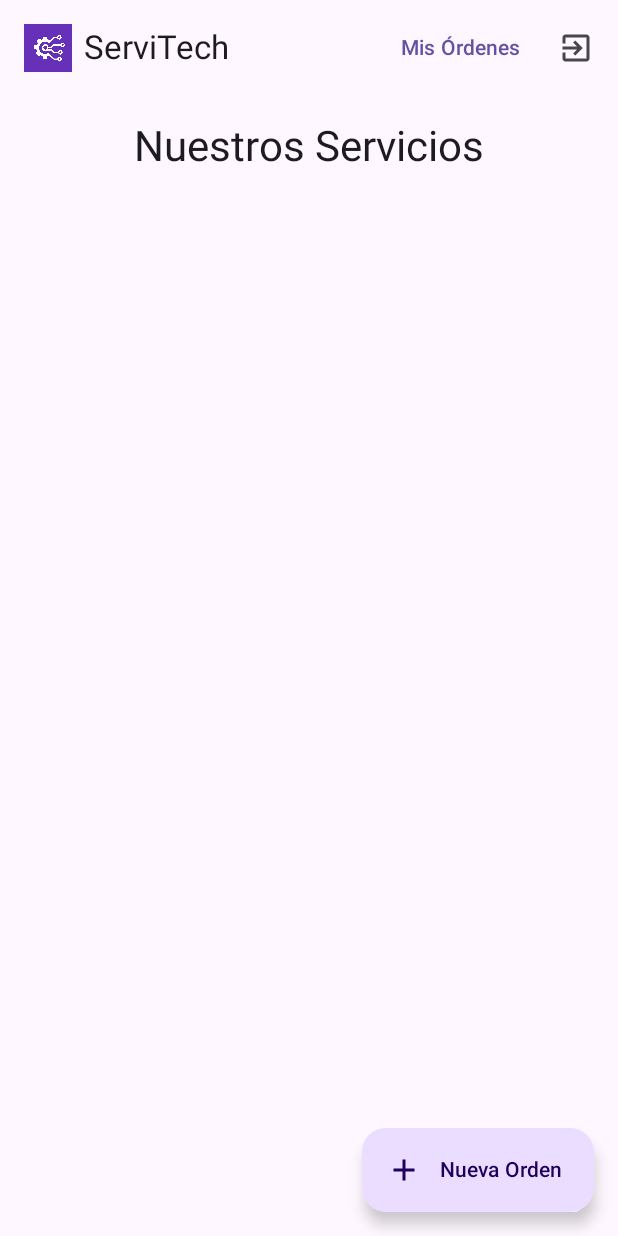
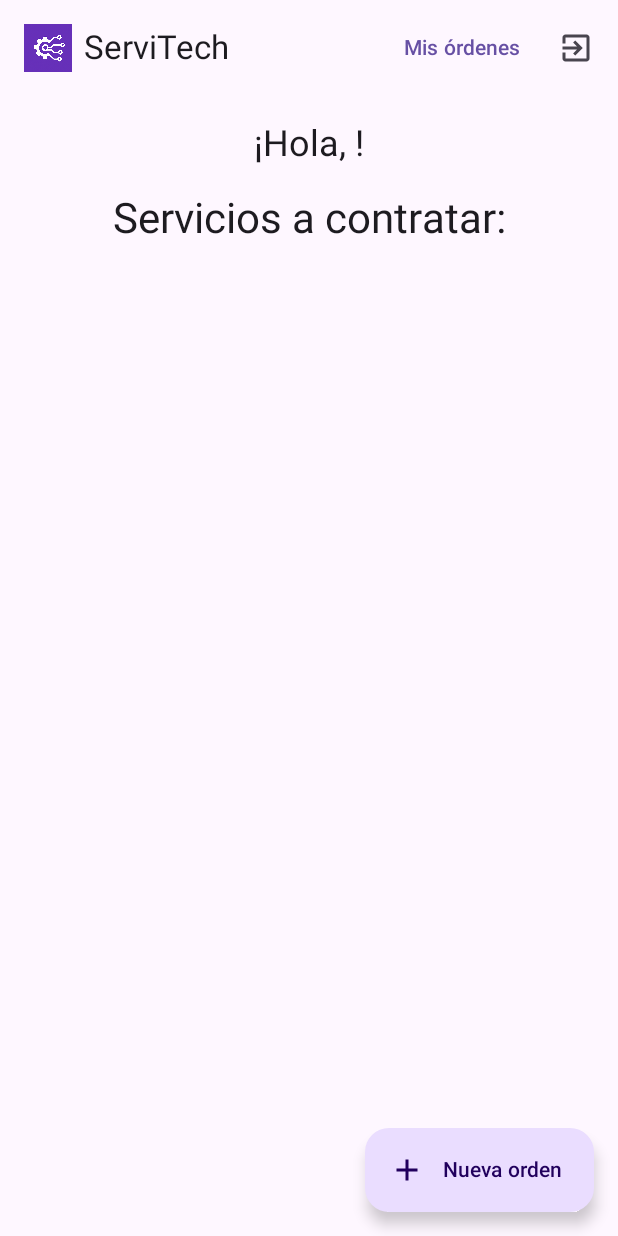
Before and after one commit to Carlospobletep99/Eval2, an Android app built with Jetpack Compose: the MainActivity screen opened directly, with no data from a screen before it, on a phone screen of 412 x 824 dp. Run offline under Robolectric (Android 15) with nearby library versions, the phone set to English and light mode, and no system bars; our stand-ins replace Room's generated code.

```diff
--- a/app/src/main/java/com/example/eval2/MainActivity.kt
+++ b/app/src/main/java/com/example/eval2/MainActivity.kt
@@ -67,7 +67,7 @@ class MainActivity : ComponentActivity() {
                 if (showLogoutDialog) {
                     AlertDialog(
                         onDismissRequest = { showLogoutDialog = false },
-                        title = { Text("Confirmar Cierre de Sesión") },
+                        title = { Text("Confirmar cierre de sesión") },
                         text = { Text("¿Estás seguro de que quieres cerrar sesión?") },
                         confirmButton = {
                             Button(onClick = { logoutAction() }) {
@@ -109,7 +109,7 @@ class MainActivity : ComponentActivity() {
                                     ExtendedFloatingActionButton(
                                         onClick = { nav.navigate("order/new") },
                                         icon = { Icon(Icons.Filled.Add, "Nueva orden") },
-                                        text = { Text("Nueva Orden") }
+                                        text = { Text("Nueva orden") }
                                     )
                                 }
                             }
@@ -120,7 +120,7 @@ class MainActivity : ComponentActivity() {
                                 modifier = Modifier.padding(inner)
                             ) {
                                 composable("main_screen") {
-                                    ServiceListScreen(vm = serviceVM, modoTecnico = modoTecnico, nav = nav)
+                                    ServiceListScreen(vm = serviceVM, modoTecnico = modoTecnico, nav = nav, clientName = if (!modoTecnico) userName else null)
                                 }
                                 composable("service/new") {
                                     ServiceCreateScreen(vm = serviceVM, serviceId = null) { nav.popBackStack() }
@@ -188,11 +188,11 @@ fun TopBar(nav: NavController, modoTecnico: Boolean, onLogoutClick: () -> Unit)
         actions = {
             if (currentRoute == "main_screen" && !modoTecnico) {
                 TextButton(onClick = { nav.navigate("orders") }) {
-                    Text("Mis Órdenes")
+                    Text("Mis órdenes")
                 }
             }
             IconButton(onClick = onLogoutClick) {
-                Icon(imageVector = Icons.Default.ExitToApp, contentDescription = "Cerrar Sesión")
+                Icon(imageVector = Icons.Default.ExitToApp, contentDescription = "Cerrar sesión")
             }
         }
     )
--- a/app/src/main/java/com/example/eval2/RegisterActivity.kt
+++ b/app/src/main/java/com/example/eval2/RegisterActivity.kt
@@ -89,7 +89,7 @@ class RegisterActivity : ComponentActivity() {
                         OutlinedTextField(value = password, onValueChange = { password = it; passwordError = null }, label = { Text("Contraseña") }, modifier = Modifier.fillMaxWidth(), isError = passwordError != null, visualTransformation = PasswordVisualTransformation())
                         passwordError?.let { Text(it, color = MaterialTheme.colorScheme.error, style = MaterialTheme.typography.bodySmall) }
                         Spacer(modifier = Modifier.height(8.dp))
-                        OutlinedTextField(value = confirmPassword, onValueChange = { confirmPassword = it; confirmPasswordError = null }, label = { Text("Confirmar Contraseña") }, modifier = Modifier.fillMaxWidth(), isError = confirmPasswordError != null, visualTransformation = PasswordVisualTransformation())
+                        OutlinedTextField(value = confirmPassword, onValueChange = { confirmPassword = it; confirmPasswordError = null }, label = { Text("Confirmar contraseña") }, modifier = Modifier.fillMaxWidth(), isError = confirmPasswordError != null, visualTransformation = PasswordVisualTransformation())
                         confirmPasswordError?.let { Text(it, color = MaterialTheme.colorScheme.error, style = MaterialTheme.typography.bodySmall) }
                         Spacer(modifier = Modifier.height(16.dp))
                         Button(
@@ -106,7 +106,7 @@ class RegisterActivity : ComponentActivity() {
                                         if (userDao.findByEmail(email) == null) {
                                             val user = User(firstName = firstName, lastName = lastName, email = email, passwordHash = password, role = "cliente")
                                             userDao.insert(user)
-                                            Toast.makeText(context, "Registro Exitoso.", Toast.LENGTH_SHORT).show()
+                                            Toast.makeText(context, "Registro exitoso.", Toast.LENGTH_SHORT).show()
                                             finish()
                                         } else {
                                             emailError = "El correo ya está registrado."
--- a/app/src/main/java/com/example/eval2/view/screens/OrderFormScreen.kt
+++ b/app/src/main/java/com/example/eval2/view/screens/OrderFormScreen.kt
@@ -25,7 +25,7 @@ fun OrderFormScreen(vm: OrderViewModel, serviceVM: ServiceViewModel, userId: Int
 
     Column(Modifier.padding(16.dp), verticalArrangement = Arrangement.spacedBy(12.dp)) {
 
-        Text("Nueva Orden de Servicio", style = MaterialTheme.typography.headlineMedium, modifier = Modifier.align(Alignment.CenterHorizontally))
+        Text("Nueva orden de servicio:", style = MaterialTheme.typography.headlineMedium, modifier = Modifier.align(Alignment.CenterHorizontally))
 
         OutlinedTextField(
             value = st.clientName, onValueChange = {},
@@ -55,7 +55,7 @@ fun OrderFormScreen(vm: OrderViewModel, serviceVM: ServiceViewModel, userId: Int
 
         OutlinedTextField(
             value = st.scheduleDate, onValueChange = vm::onDateChange,
-            label = { Text("Fecha (yyyy-MM-dd)") }, isError = st.errors.scheduleDate != null,
+            label = { Text("Fecha (AAAA-MM-DD)") }, isError = st.errors.scheduleDate != null,
             supportingText = { st.errors.scheduleDate?.let { Text(it, color = MaterialTheme.colorScheme.error) } },
             modifier = Modifier.fillMaxWidth()
         )
--- a/app/src/main/java/com/example/eval2/view/screens/ServiceCreateScreen.kt
+++ b/app/src/main/java/com/example/eval2/view/screens/ServiceCreateScreen.kt
@@ -34,9 +34,9 @@ fun ServiceCreateScreen(vm: ServiceViewModel, serviceId: Int?, onSaved: () -> Un
         modifier = Modifier.fillMaxSize().padding(16.dp),
         verticalArrangement = Arrangement.Center
     ) {
-        Text(if (serviceId == null) "Nuevo Servicio" else "Editar Servicio", style = MaterialTheme.typography.headlineMedium)
+        Text(if (serviceId == null) "Nuevo servicio:" else "Editar servicio", style = MaterialTheme.typography.headlineMedium)
         Spacer(modifier = Modifier.height(16.dp))
-        OutlinedTextField(value = name, onValueChange = { name = it }, label = { Text("Nombre del Servicio") }, modifier = Modifier.fillMaxWidth())
+        OutlinedTextField(value = name, onValueChange = { name = it }, label = { Text("Nombre del servicio") }, modifier = Modifier.fillMaxWidth())
         Spacer(modifier = Modifier.height(8.dp))
         OutlinedTextField(value = price, onValueChange = { price = it }, label = { Text("Precio") }, modifier = Modifier.fillMaxWidth())
         Spacer(modifier = Modifier.height(8.dp))
@@ -52,6 +52,6 @@ fun ServiceCreateScreen(vm: ServiceViewModel, serviceId: Int?, onSaved: () -> Un
                 }
                 onSaved()
             }
-        }, modifier = Modifier.fillMaxWidth()) { Text("Guardar Servicio") }
+        }, modifier = Modifier.fillMaxWidth()) { Text("Guardar servicio") }
     }
 }
--- a/app/src/main/java/com/example/eval2/view/screens/ServiceListScreen.kt
+++ b/app/src/main/java/com/example/eval2/view/screens/ServiceListScreen.kt
@@ -13,11 +13,16 @@ import com.example.eval2.model.Service
 import com.example.eval2.viewmodel.ServiceViewModel
 
 @Composable
-fun ServiceListScreen(vm: ServiceViewModel, modoTecnico: Boolean, nav: NavController) {
+fun ServiceListScreen(
+    vm: ServiceViewModel,
+    modoTecnico: Boolean,
+    nav: NavController,
+    clientName: String? = null
+) {
     if (modoTecnico) {
         TechnicianDashboard(vm = vm, nav = nav)
     } else {
-        ClientServiceList(vm = vm)
+        ClientServiceList(vm = vm, clientName = clientName)
     }
 }
 
@@ -49,17 +54,19 @@ fun TechnicianDashboard(vm: ServiceViewModel, nav: NavController) {
         modifier = Modifier.fillMaxSize().padding(16.dp),
         horizontalAlignment = Alignment.CenterHorizontally
     ) {
-        Text("Panel de Técnico", style = MaterialTheme.typography.headlineMedium)
+        Text("Panel de técnico", style = MaterialTheme.typography.headlineMedium)
         Spacer(modifier = Modifier.height(16.dp))
         Row(horizontalArrangement = Arrangement.SpaceAround, modifier = Modifier.fillMaxWidth()){
              Button(onClick = { nav.navigate("service/new") }) {
-                Text("Crear Servicio")
+                Text("Crear servicio")
             }
             Button(onClick = { nav.navigate("orders") }) {
                 Text("Ver Órdenes")
             }
         }
         Spacer(modifier = Modifier.height(16.dp))
+        Text("Servicios a ofrecer:", style = MaterialTheme.typography.titleMedium)
+        Spacer(modifier = Modifier.height(8.dp))
         LazyColumn(verticalArrangement = Arrangement.spacedBy(8.dp)) {
             items(services) { s ->
                 ElevatedCard(modifier = Modifier.fillMaxWidth()) {
@@ -83,7 +90,7 @@ fun TechnicianDashboard(vm: ServiceViewModel, nav: NavController) {
 }
 
 @Composable
-fun ClientServiceList(vm: ServiceViewModel) {
+fun ClientServiceList(vm: ServiceViewModel, clientName: String?) {
     val services by vm.services.collectAsState()
     LaunchedEffect(Unit) { vm.cargar() }
 
@@ -91,7 +98,11 @@ fun ClientServiceList(vm: ServiceViewModel) {
         modifier = Modifier.fillMaxSize().padding(16.dp),
         horizontalAlignment = Alignment.CenterHorizontally
     ) {
-        Text("Nuestros Servicios", style = MaterialTheme.typography.headlineMedium)
+        clientName?.let {
+            Text("¡Hola, $it!", style = MaterialTheme.typography.headlineSmall)
+            Spacer(modifier = Modifier.height(16.dp))
+        }
+        Text("Servicios a contratar:", style = MaterialTheme.typography.headlineMedium)
         Spacer(modifier = Modifier.height(16.dp))
         LazyColumn(verticalArrangement = Arrangement.spacedBy(8.dp)) {
             items(services) { s ->
```
Also changed, not shown: app/src/main/java/com/example/eval2/LoginActivity.kt (+2 -18 lines), app/src/main/java/com/example/eval2/view/screens/OrderListScreen.kt (+28 -15 lines).
